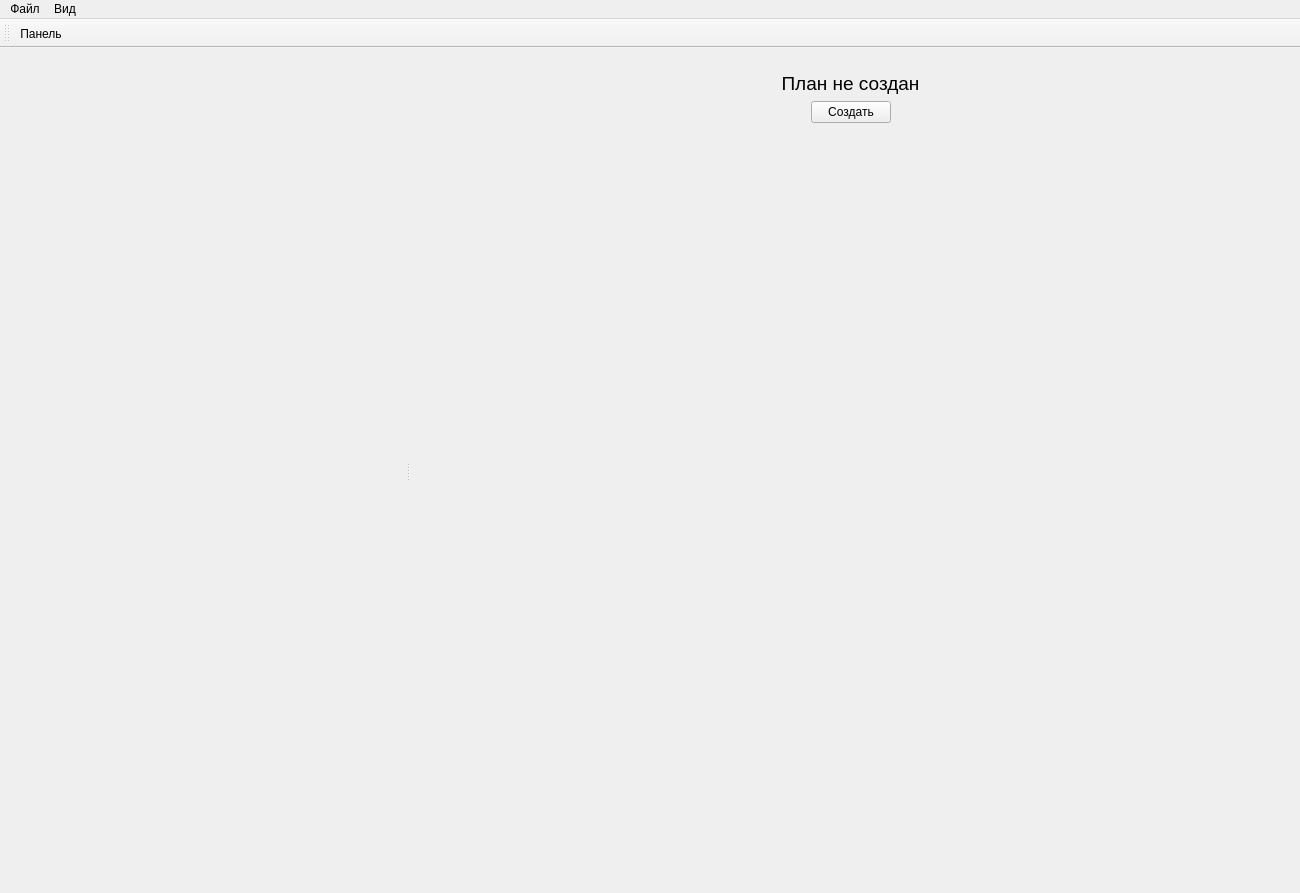
The window that src/mainwindow.ui (rainovskyqt/teacher_plan) describes before a commit, drawn with Qt 5.
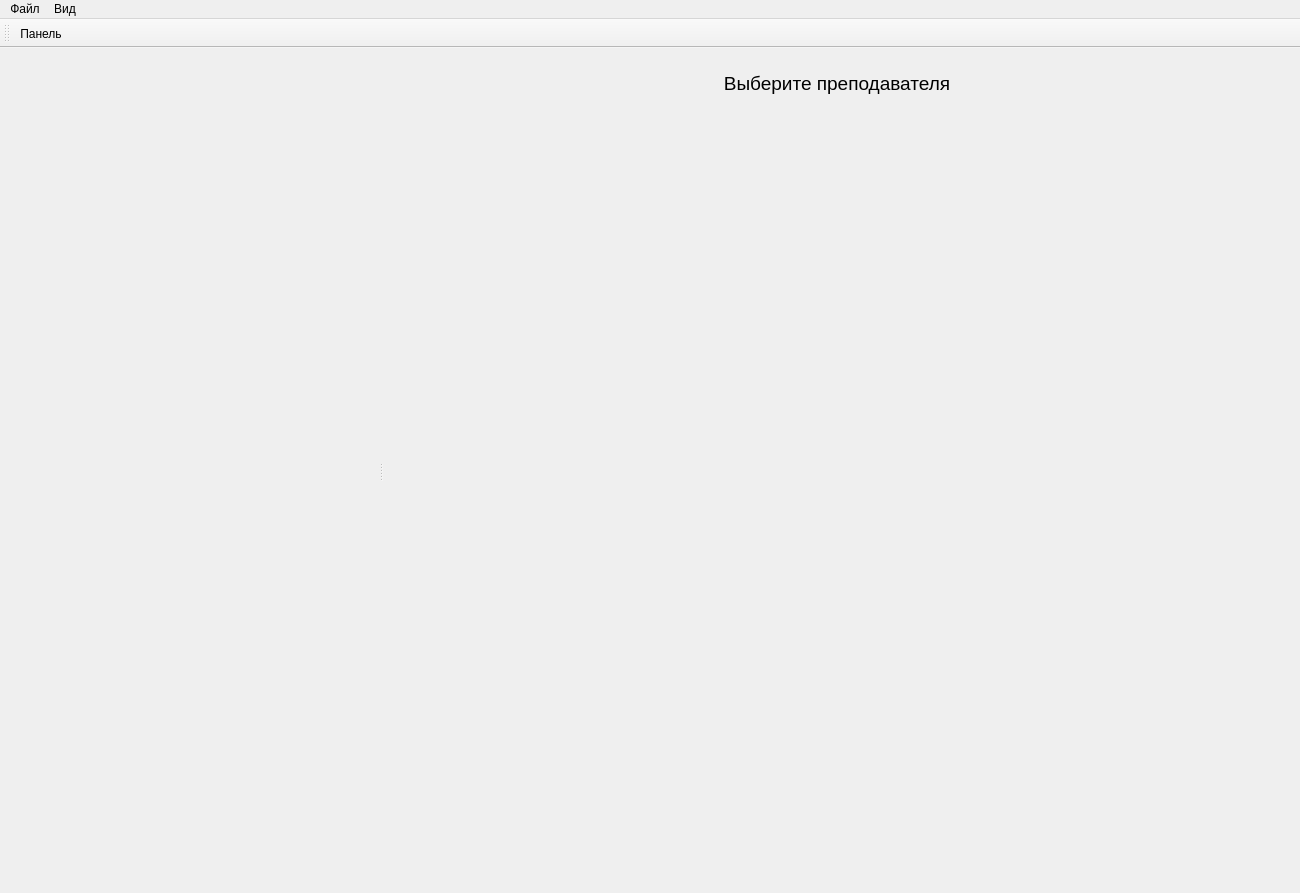
The same window after the commit. Icons and pictures are not drawn. Custom widgets are drawn as their Qt base class.

```diff
--- a/src/mainwindow.ui
+++ b/src/mainwindow.ui
@@ -41,6 +41,38 @@
           <property name="currentIndex">
            <number>0</number>
           </property>
+          <widget class="QWidget" name="page_3">
+           <layout class="QVBoxLayout" name="verticalLayout">
+            <item>
+             <widget class="QLabel" name="label_2">
+              <property name="font">
+               <font>
+                <pointsize>14</pointsize>
+               </font>
+              </property>
+              <property name="text">
+               <string>Выберите преподавателя</string>
+              </property>
+              <property name="alignment">
+               <set>Qt::AlignCenter</set>
+              </property>
+             </widget>
+            </item>
+            <item>
+             <spacer name="verticalSpacer_2">
+              <property name="orientation">
+               <enum>Qt::Vertical</enum>
+              </property>
+              <property name="sizeHint" stdset="0">
+               <size>
+                <width>20</width>
+                <height>743</height>
+               </size>
+              </property>
+             </spacer>
+            </item>
+           </layout>
+          </widget>
           <widget class="QWidget" name="page">
            <layout class="QVBoxLayout" name="verticalLayout_3">
             <item>
```
